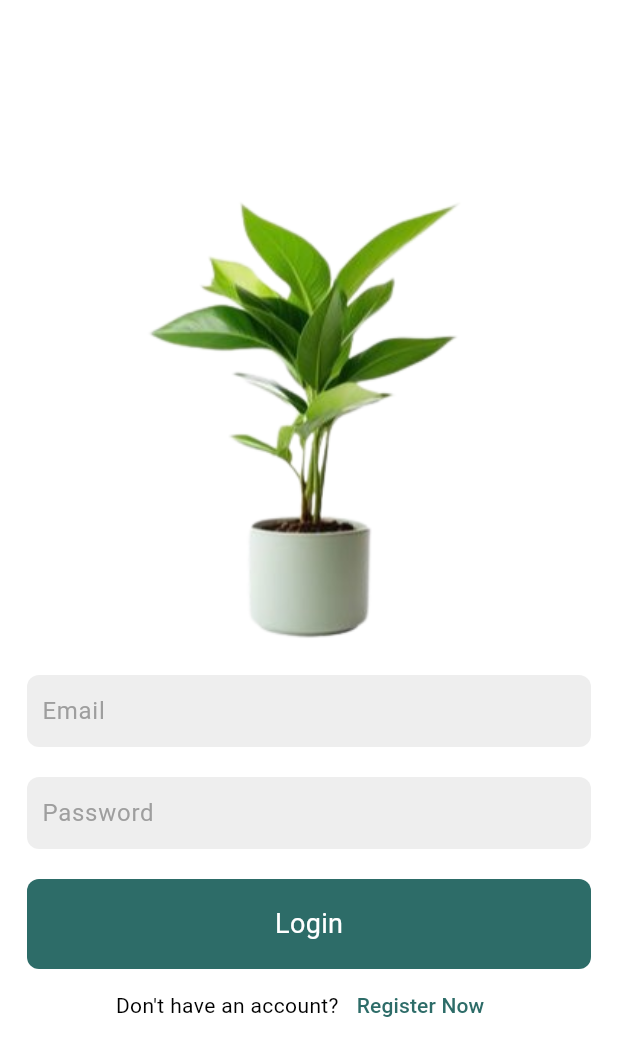
After one commit to muhammed-suhaid/Plantique, a Flutter app: the screen it shows after launch, after a tap on "Get Started", on a phone screen of 412 x 824 dp. The commit adds this screen. Shown: the top 1056 px of the screen. Run offline on Flutter 3.47's test engine with Material 3 defaults, Android fonts, the phone set to English and light mode, and no system bars; our stand-ins replace iconsax.

Commit message:
created a login screen

```diff
--- a/lib/components/my_button.dart
+++ b/lib/components/my_button.dart
@@ -16,7 +16,6 @@ class MyButton extends StatelessWidget {
       child: Container(
         height: 60,
         width: double.infinity,
-        margin: const EdgeInsets.all(10),
         decoration: BoxDecoration(
           borderRadius: BorderRadius.circular(8),
           color: Theme.of(context).colorScheme.primary,
--- /dev/null
+++ b/lib/pages/auth/login_screen.dart
@@ -0,0 +1,91 @@
+import 'package:flutter/material.dart';
+import 'package:plantique/components/my_button.dart';
+import 'package:plantique/pages/home_page/home_screen.dart';
+
+class LoginScreen extends StatefulWidget {
+  const LoginScreen({super.key});
+
+  @override
+  State<LoginScreen> createState() => _LoginScreenState();
+}
+
+class _LoginScreenState extends State<LoginScreen> {
+  final TextEditingController emailController = TextEditingController();
+  final TextEditingController passwordController = TextEditingController();
+  @override
+  Widget build(BuildContext context) {
+    return Scaffold(
+      body: Padding(
+        padding: const EdgeInsets.symmetric(horizontal: 18),
+        child: Column(
+          mainAxisAlignment: MainAxisAlignment.center,
+          children: [
+            SizedBox(
+              height: 300,
+              child: Image.asset(
+                'assets/images/plant1.png',
+                fit: BoxFit.fitHeight,
+              ),
+            ),
+            const SizedBox(height: 20),
+            Container(
+              padding: const EdgeInsets.symmetric(horizontal: 10),
+              decoration: BoxDecoration(
+                borderRadius: BorderRadius.circular(8),
+                color: Colors.grey[200],
+              ),
+              child: TextField(
+                controller: emailController,
+                keyboardType: TextInputType.emailAddress,
+                decoration: const InputDecoration(
+                  hintText: 'Email',
+                  hintStyle: TextStyle(color: Colors.grey),
+                  border: InputBorder.none,
+                ),
+              ),
+            ),
+            const SizedBox(height: 20),
+            Container(
+              padding: const EdgeInsets.symmetric(horizontal: 10),
+              decoration: BoxDecoration(
+                borderRadius: BorderRadius.circular(8),
+                color: Colors.grey[200],
+              ),
+              child: TextField(
+                obscureText: true,
+                controller: passwordController,
+                decoration: const InputDecoration(
+                  hintText: 'Password',
+                  hintStyle: TextStyle(color: Colors.grey),
+                  border: InputBorder.none,
+                ),
+              ),
+            ),
+            const SizedBox(height: 20),
+            MyButton(
+              text: 'Login',
+              onTap: () {
+                Navigator.push(
+                  context,
+                  MaterialPageRoute(
+                    builder: (context) => const HomeScreen(),
+                  ),
+                );
+              },
+            ),
+            Row(
+              mainAxisAlignment: MainAxisAlignment.center,
+              children: [
+                const Text('Don\'t have an account?'),
+                TextButton(
+                  onPressed: () {},
+                  child: const Text('Register Now'),
+                )
+              ],
+            )
+          ],
+        ),
+      ),
+    );
+  }
+}
--- a/lib/pages/intro_page/intro_screen.dart
+++ b/lib/pages/intro_page/intro_screen.dart
@@ -1,6 +1,6 @@
 import 'package:flutter/material.dart';
 import 'package:plantique/components/my_button.dart';
-import 'package:plantique/pages/bottom_nav_bar/bottom_navbar.dart';
+import 'package:plantique/pages/auth/login_screen.dart';
 
 class IntroScreen extends StatefulWidget {
   const IntroScreen({super.key});
@@ -84,7 +84,7 @@ class _IntroScreenState extends State<IntroScreen> {
                 Navigator.push(
                   context,
                   MaterialPageRoute(
-                    builder: (context) => const BottomNavBar(),
+                    builder: (context) => const LoginScreen(),
                   ),
                 );
               },
```
